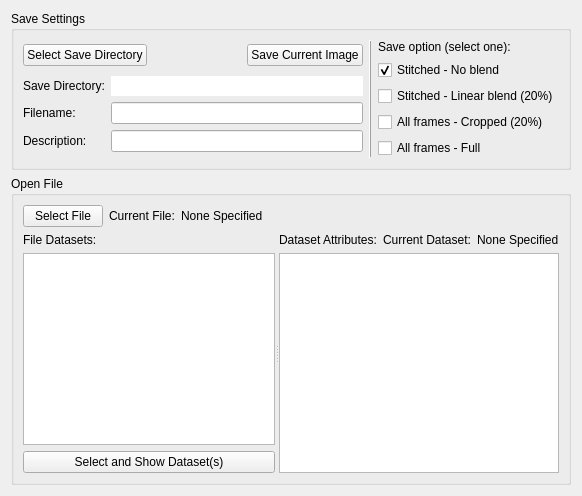
The window that lightsheet/gui/panels/ui_save_panel.ui (LIOMLab/lightsheet) describes before a commit, drawn with Qt 5.
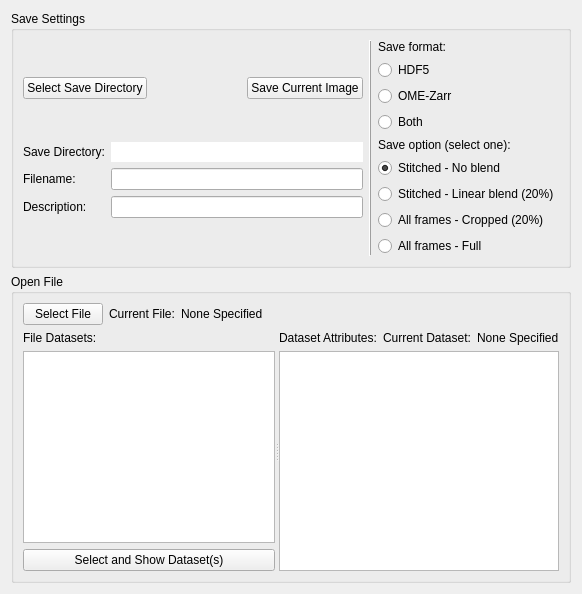
The same window after the commit.

Commit message: feat(save-panel): add format radio group and restyle save-option widgets to QRadioButton

```diff
--- a/lightsheet/gui/panels/ui_save_panel.ui
+++ b/lightsheet/gui/panels/ui_save_panel.ui
@@ -129,6 +129,61 @@
       </item>
       <item>
        <layout class="QVBoxLayout" name="verticalLayout_11">
+        <item>
+         <widget class="QLabel" name="label_saveFormat">
+          <property name="text">
+           <string>Save format:</string>
+          </property>
+         </widget>
+        </item>
+        <item>
+         <widget class="QRadioButton" name="radioButton_saveFormat_hdf5">
+          <property name="toolTip">
+           <string>Write the existing per-plane HDF5 stack (byte-identical to today's save path).</string>
+          </property>
+          <property name="sizePolicy">
+           <sizepolicy hsizetype="Expanding" vsizetype="Preferred">
+            <horstretch>0</horstretch>
+            <verstretch>0</verstretch>
+           </sizepolicy>
+          </property>
+          <property name="text">
+           <string>HDF5</string>
+          </property>
+         </widget>
+        </item>
+        <item>
+         <widget class="QRadioButton" name="radioButton_saveFormat_zarr">
+          <property name="toolTip">
+           <string>Write a streaming OME-Zarr whole-stack volume with multiscale pyramids (10/25/50/100 µm) and OME-NGFF channel metadata — BigStitcher/napari-readable.</string>
+          </property>
+          <property name="sizePolicy">
+           <sizepolicy hsizetype="Expanding" vsizetype="Preferred">
+            <horstretch>0</horstretch>
+            <verstretch>0</verstretch>
+           </sizepolicy>
+          </property>
+          <property name="text">
+           <string>OME-Zarr</string>
+          </property>
+         </widget>
+        </item>
+        <item>
+         <widget class="QRadioButton" name="radioButton_saveFormat_both">
+          <property name="toolTip">
+           <string>Write both HDF5 and OME-Zarr — doubles disk write rate. Use only when disk space and write throughput are not the bottleneck (e.g. short validation stacks). For whole-brain stacks, prefer HDF5 or OME-Zarr alone.</string>
+          </property>
+          <property name="sizePolicy">
+           <sizepolicy hsizetype="Expanding" vsizetype="Preferred">
+            <horstretch>0</horstretch>
+            <verstretch>0</verstretch>
+           </sizepolicy>
+          </property>
+          <property name="text">
+           <string>Both</string>
+          </property>
+         </widget>
+        </item>
         <item>
          <widget class="QLabel" name="label_7">
           <property name="text">
@@ -137,7 +192,7 @@
          </widget>
         </item>
         <item>
-         <widget class="QCheckBox" name="checkBox_saveStitch">
+         <widget class="QRadioButton" name="radioButton_saveStitch">
         <property name="toolTip">
          <string>Stitch saved frames into a single tiled image. Effect: enable to produce a stitched overview; disable to save individual frames only.</string>
         </property>
@@ -156,7 +211,7 @@
          </widget>
         </item>
         <item>
-         <widget class="QCheckBox" name="checkBox_saveStitchBlend">
+         <widget class="QRadioButton" name="radioButton_saveStitchBlend">
         <property name="toolTip">
          <string>Blend overlapping regions when stitching. Effect: enable for seamless stitching; disable for hard-edge tiling.</string>
         </property>
@@ -172,7 +227,7 @@
          </widget>
         </item>
         <item>
-         <widget class="QCheckBox" name="checkBox_saveAllCrop">
+         <widget class="QRadioButton" name="radioButton_saveAllCrop">
         <property name="toolTip">
          <string>Save all cropped frames. Effect: enable to save the cropped region of every frame to the dataset.</string>
         </property>
@@ -188,7 +243,7 @@
          </widget>
         </item>
         <item>
-         <widget class="QCheckBox" name="checkBox_saveAllFull">
+         <widget class="QRadioButton" name="radioButton_saveAllFull">
         <property name="toolTip">
          <string>Save all full frames. Effect: enable to save the full-frame data of every frame to the dataset.</string>
         </property>
```
Left out of the diff: 2 changed lines with no effect on the pictures. Lines whose indentation alone changed are shown as unchanged. The commit also changes 1 other file.
